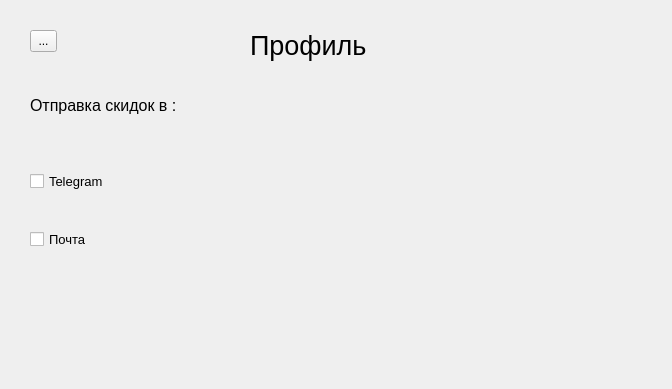
The window that main_profil.ui (NikName2021/Discount_project) describes before a commit, drawn with Qt 5.
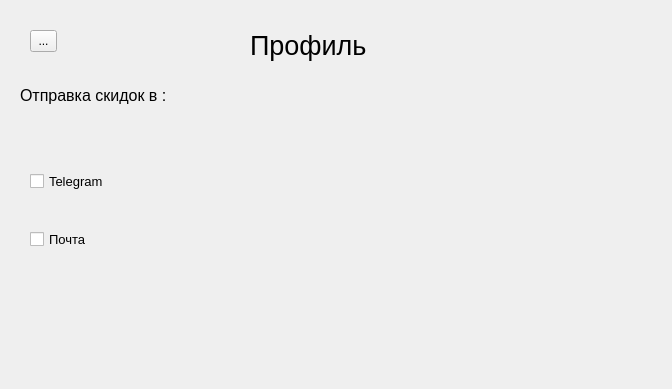
The same window after the commit.

What changed in the file:
```diff
--- a/main_profil.ui
+++ b/main_profil.ui
@@ -34,8 +34,8 @@
   <widget class="QLabel" name="label_2">
    <property name="geometry">
     <rect>
-     <x>30</x>
-     <y>90</y>
+     <x>20</x>
+     <y>80</y>
      <width>221</width>
      <height>31</height>
     </rect>
```
